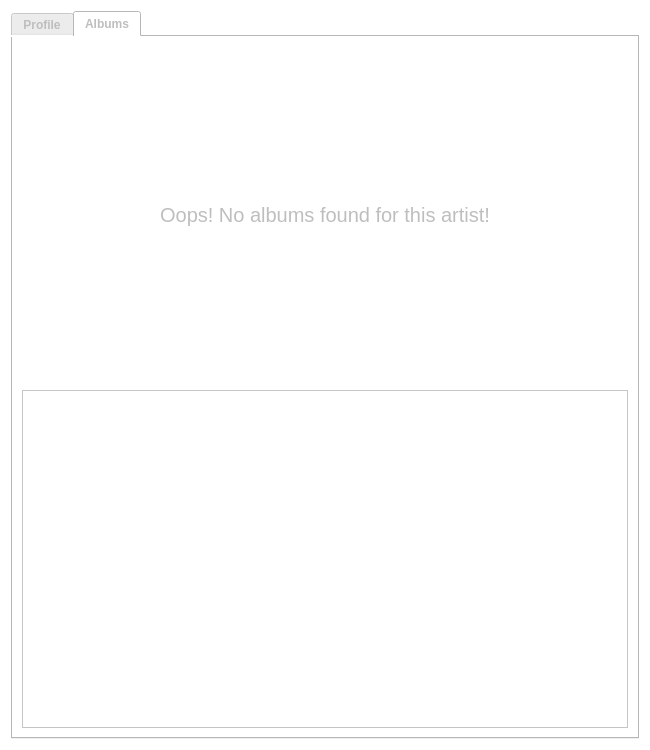
First picture: the form in ui/dialogs/artistview.ui, repository amirmohsen1384/Mockingbird, before the edit.
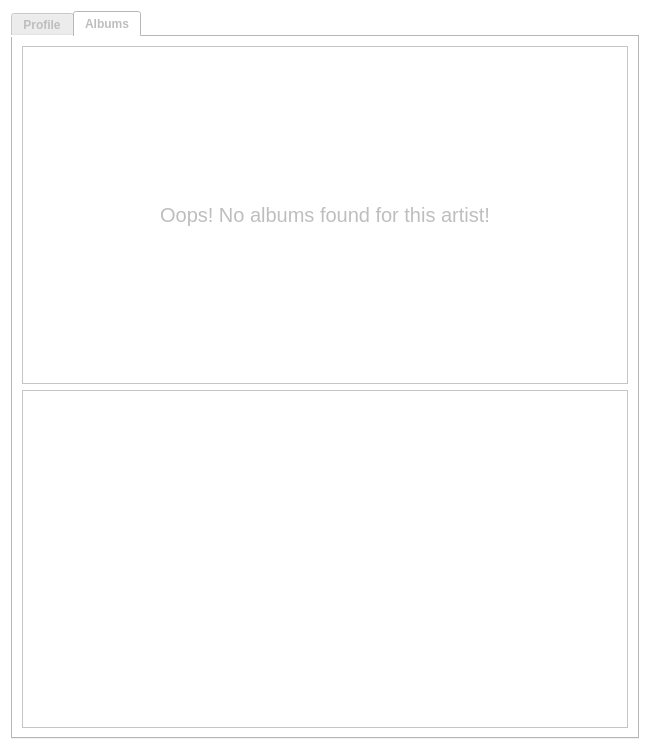
Second picture: the form after the edit. The open tabs and pages were chosen to show the change. Icons and pictures are not drawn. Custom widgets are drawn as their Qt base class.

Diff of the .ui file:
```diff
--- a/ui/dialogs/artistview.ui
+++ b/ui/dialogs/artistview.ui
@@ -158,6 +158,12 @@
            <fontweight>ExtraLight</fontweight>
           </font>
          </property>
+         <property name="frameShape">
+          <enum>QFrame::Shape::StyledPanel</enum>
+         </property>
+         <property name="frameShadow">
+          <enum>QFrame::Shadow::Sunken</enum>
+         </property>
          <property name="text">
           <string>Oops! No albums found for this artist!</string>
          </property>
```
